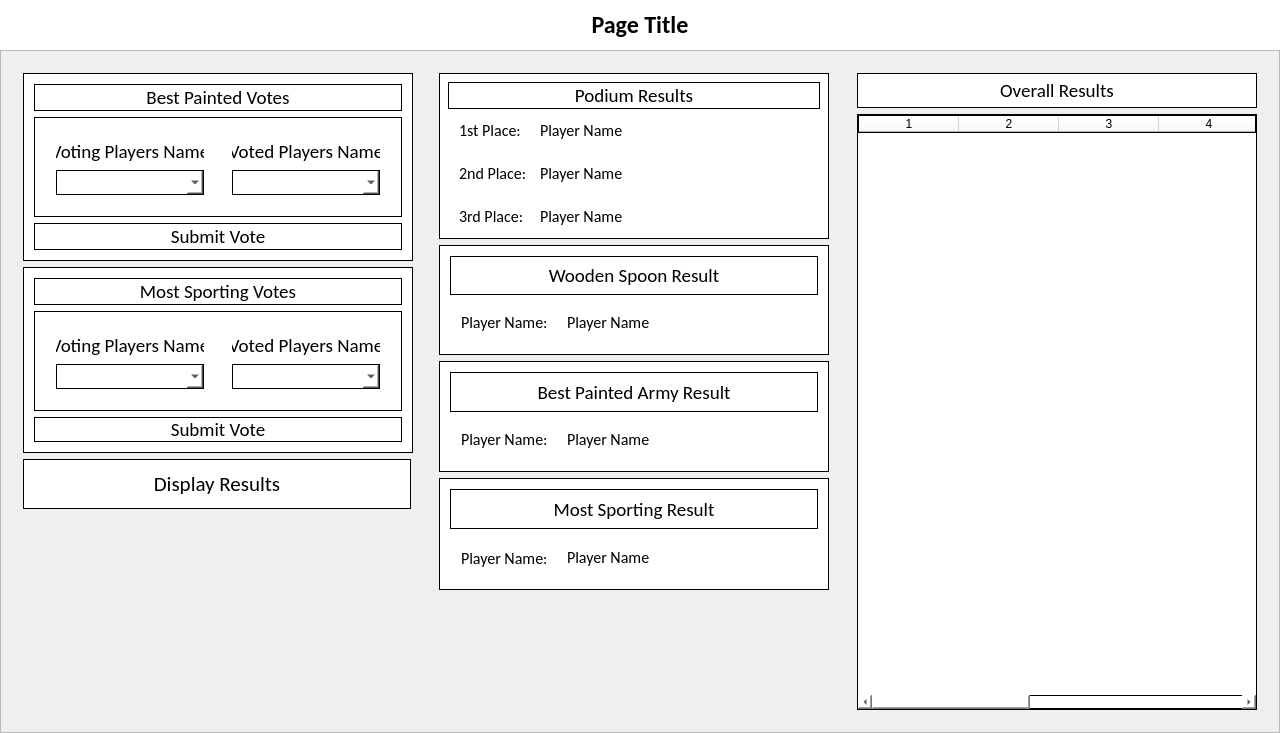
Qt form forms/mainwindow.ui (WatkingStudio/Tournament-Creator) before a commit.
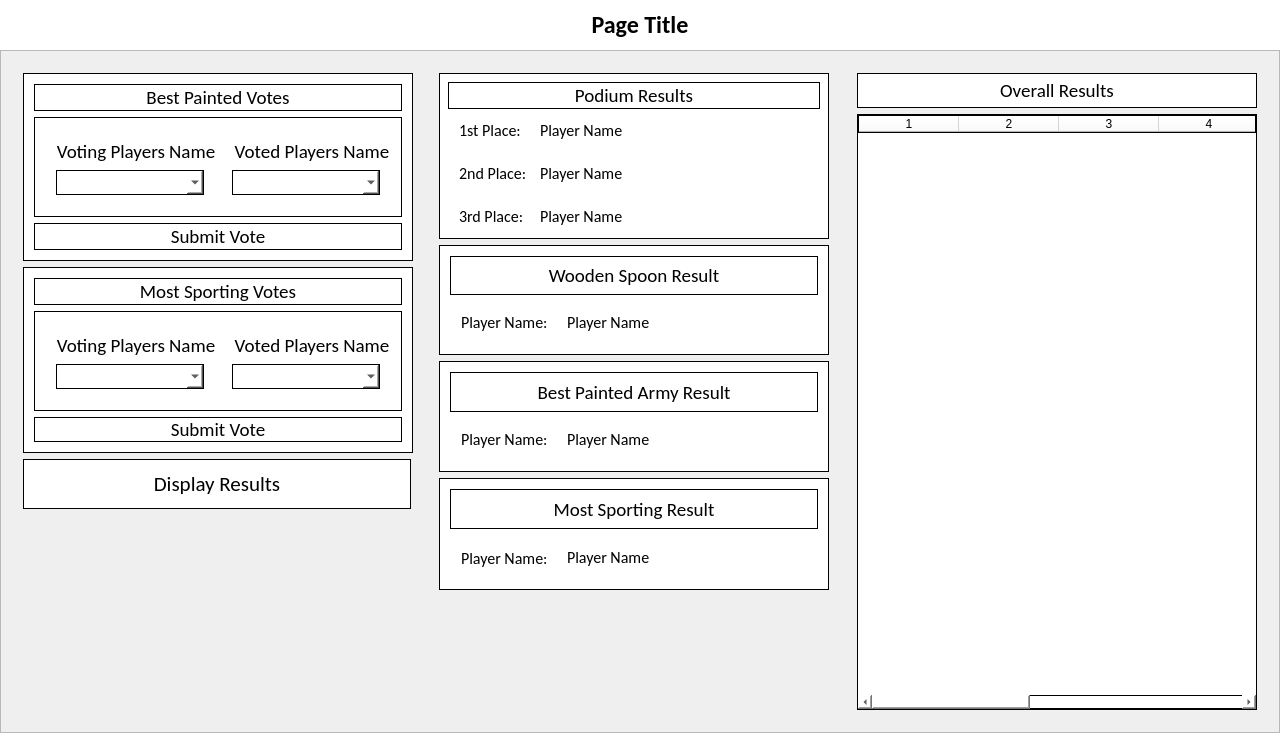
The same form after that commit. Icons and pictures are not drawn.

What changed in the file:
```diff
--- a/forms/mainwindow.ui
+++ b/forms/mainwindow.ui
@@ -1617,6 +1617,12 @@
                           <layout class="QVBoxLayout" name="verticalLayout_14">
                            <item>
                             <widget class="QLabel" name="bestPaintedVotingLabel">
+                             <property name="minimumSize">
+                              <size>
+                               <width>160</width>
+                               <height>0</height>
+                              </size>
+                             </property>
                              <property name="font">
                               <font>
                                <family>Calibri</family>
@@ -1658,6 +1664,12 @@
                           <layout class="QVBoxLayout" name="verticalLayout_15">
                            <item>
                             <widget class="QLabel" name="bestPaintedVotedLabel">
+                             <property name="minimumSize">
+                              <size>
+                               <width>160</width>
+                               <height>0</height>
+                              </size>
+                             </property>
                              <property name="font">
                               <font>
                                <family>Calibri</family>
@@ -1797,6 +1809,12 @@
                           <layout class="QVBoxLayout" name="verticalLayout_18">
                            <item>
                             <widget class="QLabel" name="mostSportingVotingLabel">
+                             <property name="minimumSize">
+                              <size>
+                               <width>160</width>
+                               <height>0</height>
+                              </size>
+                             </property>
                              <property name="font">
                               <font>
                                <family>Calibri</family>
@@ -1838,6 +1856,12 @@
                           <layout class="QVBoxLayout" name="verticalLayout_17">
                            <item>
                             <widget class="QLabel" name="mostSportingVotedLabel">
+                             <property name="minimumSize">
+                              <size>
+                               <width>160</width>
+                               <height>0</height>
+                              </size>
+                             </property>
                              <property name="font">
                               <font>
                                <family>Calibri</family>
```
Left out of the diff: 9 changed lines with no effect on the pictures.
